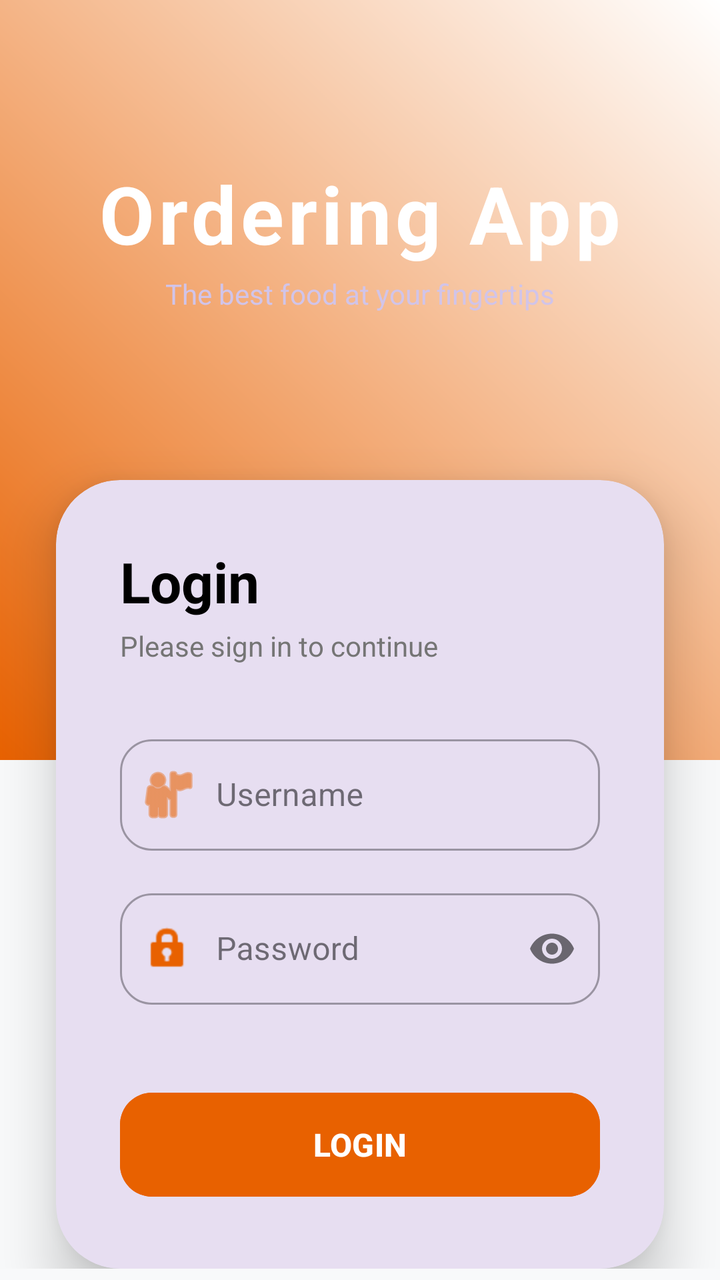
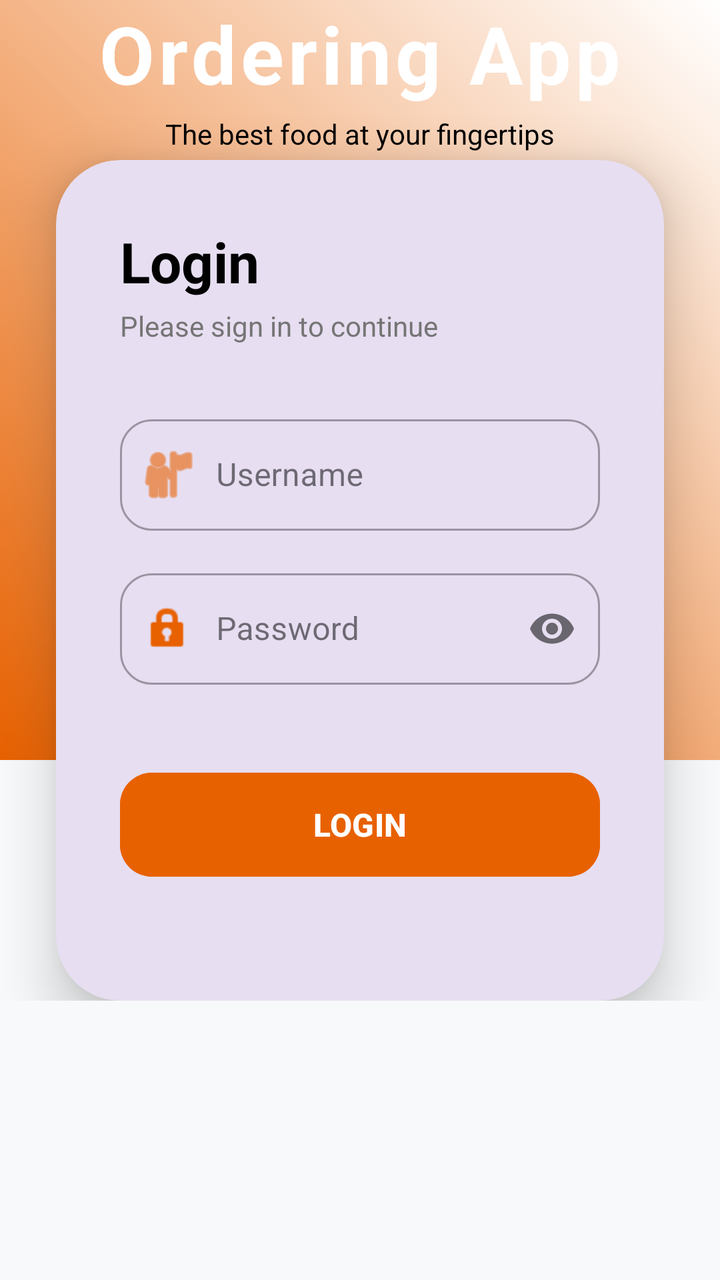

An Android layout rendered at two revisions. The XML below is the earlier revision; the diff shows what the commit changed to produce the second picture.
<!-- AndroidManifest.xml: application theme Theme.OrderingApp -->
<!-- res/layout/login_activity.xml -->
<?xml version="1.0" encoding="utf-8"?>
<RelativeLayout xmlns:android="http://schemas.android.com/apk/res/android"
    xmlns:app="http://schemas.android.com/apk/res-auto"
    xmlns:tools="http://schemas.android.com/tools"
    android:id="@+id/login_activity"
    android:layout_width="match_parent"
    android:layout_height="match_parent"
    android:background="#F8F9FA">


    <ScrollView
        android:layout_width="match_parent"
        android:layout_height="match_parent"
        >

        <RelativeLayout
            android:layout_width="match_parent"
            android:layout_height="match_parent"
            >

            <View
                android:id="@+id/iv_login_bg"
                android:layout_width="match_parent"
                android:layout_height="380dp"
                android:background="@drawable/primary_gradient" />

            <LinearLayout
                android:layout_width="match_parent"
                android:layout_height="wrap_content"
                android:layout_marginTop="80dp"
                android:gravity="center"
                android:orientation="vertical">

                <TextView
                    android:id="@+id/tv_app_name"
                    android:layout_width="wrap_content"
                    android:layout_height="wrap_content"
                    android:text="Ordering App"
                    android:textColor="@android:color/white"
                    android:textSize="40sp"
                    android:textStyle="bold"
                    android:letterSpacing="0.05"/>

                <TextView
                    android:layout_width="wrap_content"
                    android:layout_height="wrap_content"
                    android:text="The best food at your fingertips"
                    android:textColor="#D1C4E9"
                    android:textSize="14sp"
                    android:layout_marginTop="4dp"/>
            </LinearLayout>

            
            <com.google.android.material.card.MaterialCardView
                android:layout_width="match_parent"
                android:layout_height="wrap_content"
                android:layout_marginLeft="28dp"
                android:layout_marginRight="28dp"
                android:layout_marginTop="240dp"
                app:cardCornerRadius="32dp"
                app:cardElevation="16dp"
                app:strokeWidth="0dp">

                <RelativeLayout
                    android:layout_width="match_parent"
                    android:layout_height="wrap_content"
                    android:padding="32dp">

                    <TextView
                        android:id="@+id/tv_login_title"
                        android:layout_width="wrap_content"
                        android:layout_height="wrap_content"
                        android:text="Login"
                        android:textColor="@color/black"
                        android:textSize="28sp"
                        android:textStyle="bold" />

                    <TextView
                        android:id="@+id/tv_login_subtitle"
                        android:layout_width="wrap_content"
                        android:layout_height="wrap_content"
                        android:layout_below="@id/tv_login_title"
                        android:text="Please sign in to continue"
                        android:textColor="#757575"
                        android:textSize="14sp"
                        android:layout_marginTop="4dp"/>

                    <com.google.android.material.textfield.TextInputLayout
                        android:id="@+id/til_username"
                        style="@style/Widget.MaterialComponents.TextInputLayout.OutlinedBox"
                        android:layout_width="match_parent"
                        android:layout_height="wrap_content"
                        android:layout_below="@id/tv_login_subtitle"
                        android:layout_marginTop="32dp"
                        android:hint="Username"
                        app:startIconDrawable="@android:drawable/ic_menu_myplaces"
                        app:startIconTint="@color/primary_color"
                        app:boxCornerRadiusTopStart="16dp"
                        app:boxCornerRadiusTopEnd="16dp"
                        app:boxCornerRadiusBottomStart="16dp"
                        app:boxCornerRadiusBottomEnd="16dp">

                        <com.google.android.material.textfield.TextInputEditText
                            android:id="@+id/username_input"
                            android:layout_width="match_parent"
                            android:layout_height="wrap_content"
                            android:inputType="text"
                            android:paddingStart="48dp"
                            android:textColor="@color/black"/>
                    </com.google.android.material.textfield.TextInputLayout>

                    <com.google.android.material.textfield.TextInputLayout
                        android:id="@+id/til_password"
                        style="@style/Widget.MaterialComponents.TextInputLayout.OutlinedBox"
                        android:layout_width="match_parent"
                        android:layout_height="wrap_content"
                        android:layout_below="@id/til_username"
                        android:layout_marginTop="16dp"
                        android:hint="Password"
                        app:passwordToggleEnabled="true"
                        app:startIconDrawable="@android:drawable/ic_lock_idle_lock"
                        app:startIconTint="@color/primary_color"
                        app:boxCornerRadiusTopStart="16dp"
                        app:boxCornerRadiusTopEnd="16dp"
                        app:boxCornerRadiusBottomStart="16dp"
                        app:boxCornerRadiusBottomEnd="16dp">

                        <com.google.android.material.textfield.TextInputEditText
                            android:id="@+id/password_input"
                            android:layout_width="match_parent"
                            android:layout_height="wrap_content"
                            android:inputType="textPassword"
                            android:paddingStart="48dp"
                            android:textColor="@color/black"/>
                    </com.google.android.material.textfield.TextInputLayout>

                    <com.google.android.material.button.MaterialButton
                        android:id="@+id/btn_login"
                        android:layout_width="match_parent"
                        android:layout_height="60dp"
                        android:layout_below="@id/til_password"
                        android:layout_marginTop="40dp"
                        android:text="LOGIN"
                        android:textSize="16sp"
                        android:textStyle="bold"
                        android:backgroundTint="@color/primary_color"
                        app:cornerRadius="16dp"
                        app:elevation="4dp"
                        />

                </RelativeLayout>
            </com.google.android.material.card.MaterialCardView>

        </RelativeLayout>


    </ScrollView>

    


</RelativeLayout>
<!-- resources referenced by this layout -->
<resources>
  <color name="black">#FF000000</color>
  <color name="primary_color">#E86100</color>
  <!-- drawable primary_gradient (drawable) -->
  <?xml version="1.0" encoding="utf-8"?>
  <shape xmlns:android="http://schemas.android.com/apk/res/android"
      android:shape="rectangle">
      <gradient
          android:startColor="@color/primary_color"
          android:endColor="@color/white"
          android:angle="45"/>
  </shape>
  <style name="Theme.OrderingApp" parent="Base.Theme.OrderingApp" />
  <color name="white">#FFFFFFFF</color>
  <style name="Base.Theme.OrderingApp" parent="Theme.Material3.DayNight.NoActionBar">
          
          
      </style>
</resources>

<!-- the commit's change to res/layout/login_activity.xml (unified diff, before → after) -->
@@ -27,7 +27,7 @@
             <LinearLayout
                 android:layout_width="match_parent"
                 android:layout_height="wrap_content"
-                android:layout_marginTop="80dp"
+                android:layout_marginTop="0dp"
                 android:gravity="center"
                 android:orientation="vertical">
 
@@ -45,7 +45,7 @@
                     android:layout_width="wrap_content"
                     android:layout_height="wrap_content"
                     android:text="The best food at your fingertips"
-                    android:textColor="#D1C4E9"
+                    android:textColor="@color/black"
                     android:textSize="14sp"
                     android:layout_marginTop="4dp"/>
             </LinearLayout>
@@ -56,7 +56,7 @@
                 android:layout_height="wrap_content"
                 android:layout_marginLeft="28dp"
                 android:layout_marginRight="28dp"
-                android:layout_marginTop="240dp"
+                android:layout_marginTop="80dp"
                 app:cardCornerRadius="32dp"
                 app:cardElevation="16dp"
                 app:strokeWidth="0dp">
@@ -148,6 +148,18 @@
                         app:elevation="4dp"
                         />
 
+                    <TextView
+                        android:id="@+id/loging_loading_textview"
+                        android:layout_width="wrap_content"
+                        android:layout_height="wrap_content"
+                        android:layout_below="@id/btn_login"
+                        android:text="Loading"
+                        android:textColor="#757575"
+                        android:textSize="14sp"
+                        android:layout_marginTop="7dp"
+                        android:visibility="invisible"
+                        />
+
                 </RelativeLayout>
             </com.google.android.material.card.MaterialCardView>
 
